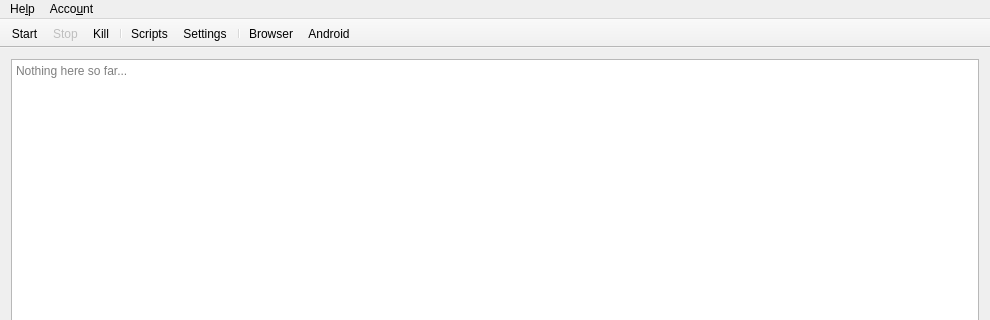
Above: botfather/src/gui/control_window.ui from botfatherio/botfather before the change; both pictures show x 0 to 990 and y 0 to 320 of the 990 by 616 pixel window. Below: the same form after it.
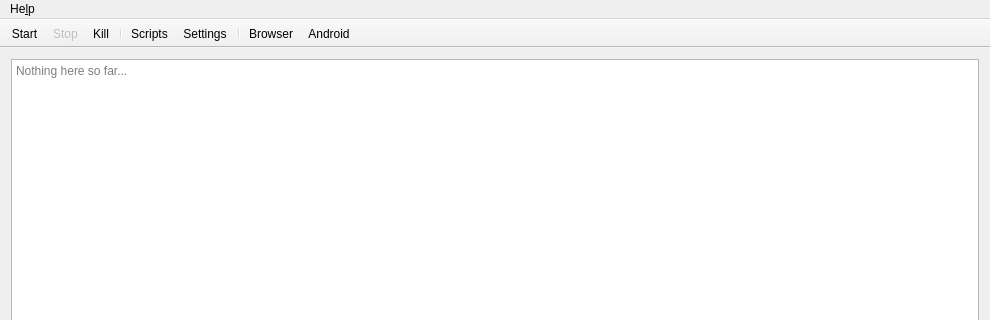
That is the form after the change. Icons and pictures are not drawn.

Commit message: Remove the account menu from the ctl. window

```diff
--- a/botfather/src/gui/control_window.ui
+++ b/botfather/src/gui/control_window.ui
@@ -84,15 +84,7 @@
     <addaction name="actionAbout"/>
     <addaction name="actionAboutQt"/>
    </widget>
-   <widget class="QMenu" name="menuAccount">
-    <property name="title">
-     <string>Acco&amp;unt</string>
-    </property>
-    <addaction name="actionPremiumPlans"/>
-    <addaction name="actionLogout"/>
-   </widget>
    <addaction name="menuHelp"/>
-   <addaction name="menuAccount"/>
   </widget>
   <widget class="QToolBar" name="mainToolBar">
    <property name="enabled">
```
